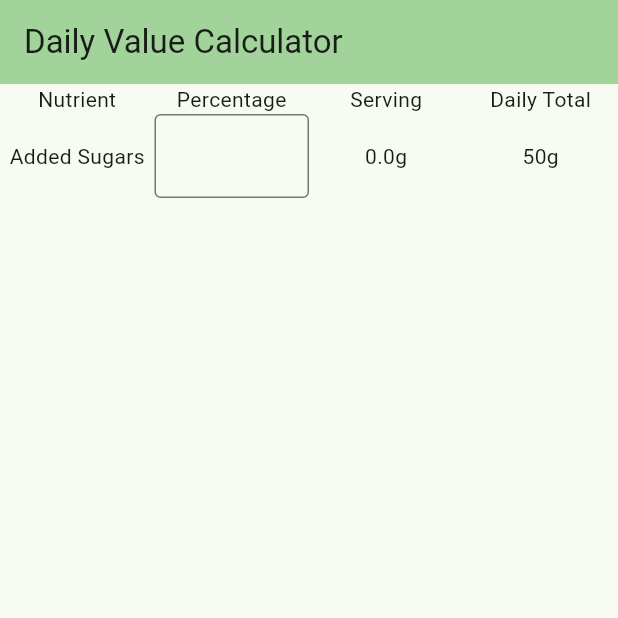
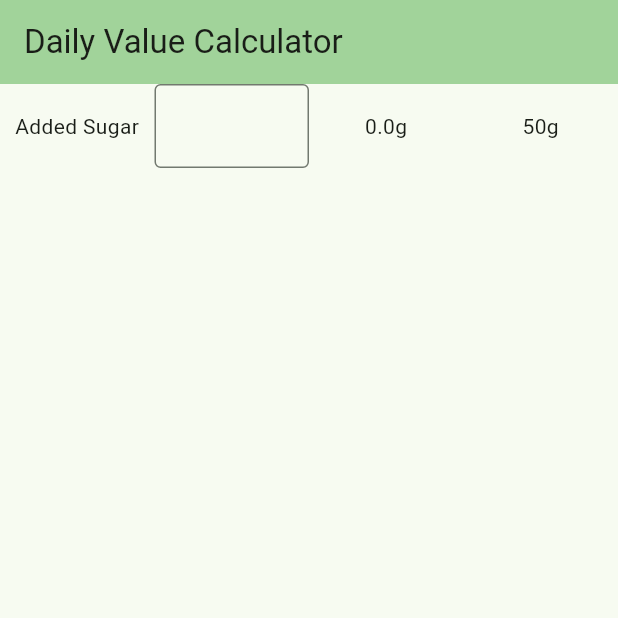
Before and after one commit to ananaso/DailyValueCalculator, a Flutter app: the screen it shows after launch, on a phone screen of 412 x 824 dp, the top half of it. Run offline on Flutter 3.47's test engine with Material 3 defaults, Android fonts, the phone set to English and light mode, and no system bars.

Commit message:
revamp table to use regular row in prep for listview

```diff
--- a/lib/nutrition_table.dart
+++ b/lib/nutrition_table.dart
@@ -1,3 +1,4 @@
+import 'package:daily_value_calculator/nutrients.dart';
 import 'package:flutter/material.dart';
 import 'package:flutter/services.dart';
 
@@ -23,66 +24,37 @@ class _NutritionTableState extends State<NutritionTable> {
 
   @override
   Widget build(BuildContext context) {
-    return Table(
-      // border: TableBorder.all(),
-      // columnWidths: const <int, TableColumnWidth>{
-      //   0: FlexColumnWidth(),
-      //   1: FlexColumnWidth()
-      // },
-      defaultVerticalAlignment: TableCellVerticalAlignment.middle,
-      children: <TableRow>[
-        const TableRow(children: <Widget>[
-          Text(
-            'Nutrient',
+    return Row(children: <Widget>[
+      const Expanded(
+          child: Text(
+        'Added Sugar',
         textAlign: TextAlign.center,
-          ),
-          Text(
-            'Percentage',
-            textAlign: TextAlign.center,
-          ),
-          Text(
-            'Serving',
-            textAlign: TextAlign.center,
-          ),
-          Text(
-            'Daily Total',
-            textAlign: TextAlign.center,
-          ),
-        ]),
-        TableRow(children: <Widget>[
-          const Text(
-            'Added Sugars',
-            textAlign: TextAlign.center,
-          ),
-          TableCell(
+      )),
+      Flexible(
           child: TextField(
         onChanged: (text) {
           setState(() {
-                  _calculatedServing = calculateServing(
-                      addedSugarDailyValue, parsePercentInput(text));
+            _calculatedServing =
+                calculateServing(addedSugarDailyValue, parsePercentInput(text));
           });
         },
         decoration: const InputDecoration(border: OutlineInputBorder()),
-              keyboardType:
-                  const TextInputType.numberWithOptions(decimal: true),
+        keyboardType: const TextInputType.numberWithOptions(decimal: true),
         inputFormatters: <TextInputFormatter>[
           FilteringTextInputFormatter.allow(RegExp(r'(^\d*[\.]?\d*)')),
         ],
         textAlign: TextAlign.center,
-            ),
-          ),
-          TableCell(
+      )),
+      Expanded(
           child: Text(
         '${_calculatedServing.toStringAsFixed(1)}$addedSugarUnit',
         textAlign: TextAlign.center,
-            ),
-          ),
-          const Text(
-            '50g',
+      )),
+      Expanded(
+          child: Text(
+        '$addedSugarDailyValue$addedSugarUnit',
         textAlign: TextAlign.center,
-          ),
-        ])
-      ],
-    );
+      )),
+    ]);
   }
 }
```
Lines whose indentation alone changed are shown as unchanged.
